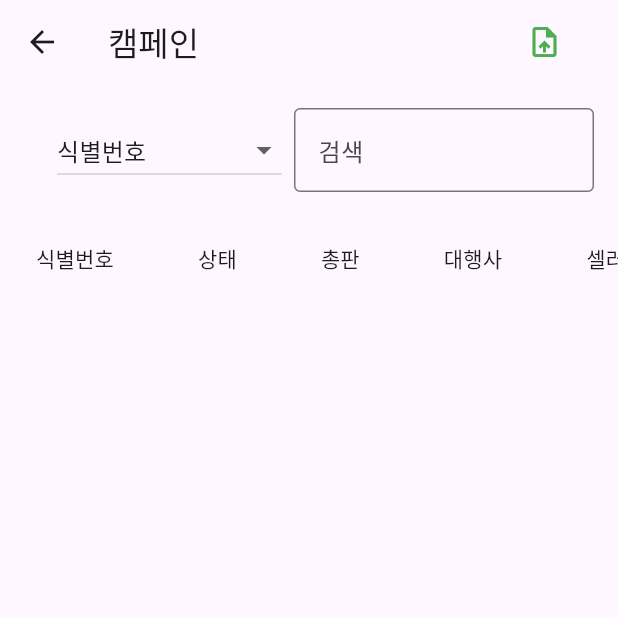
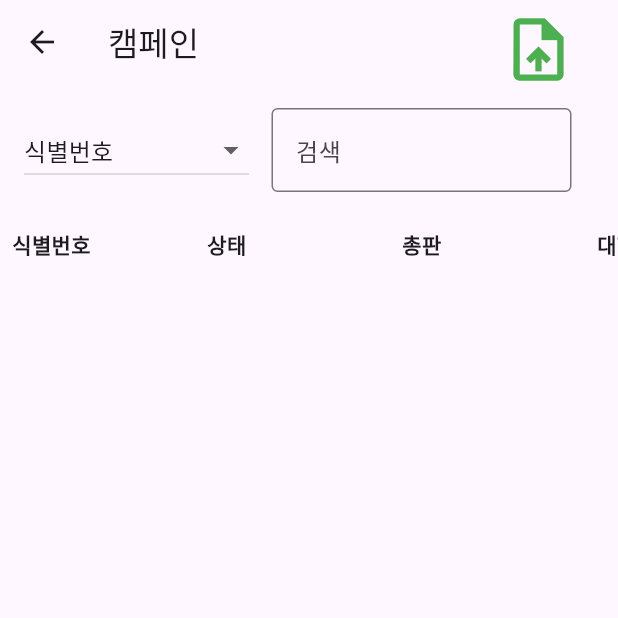
Before and after one commit to nohdol97/NaverTrafficWeb, a Flutter app: the CampaignPage screen opened directly, on a phone screen of 412 x 824 dp, the top half of it. Run offline on Flutter 3.47's test engine with Material 3 defaults, Android fonts, the phone set to English and light mode, and no system bars; our stand-ins replace cloud_firestore, firebase_auth, firebase_core, firebase_storage, localstorage; missing offline and left inert: dart:html, excel; accounts and stored records are empty; statements that could not run were skipped.

Commit message:
campaign UI 변경

```diff
--- a/lib/screen/campaign_page.dart
+++ b/lib/screen/campaign_page.dart
@@ -14,14 +14,27 @@
 class _CampaignPageState extends State<CampaignPage> {
   String searchColumn = '식별번호';
   TextEditingController searchController = TextEditingController();
+  ScrollController _scrollController = ScrollController();
+  List<Map<String, dynamic>> displayedCampaigns = [];
+  int _currentMax = 15;
 
   @override
   void initState() {
     super.initState();
-    // Load the campaigns data
     final userProvider = Provider.of<UserProvider>(context, listen: false);
     final campaignProvider = Provider.of<CampaignProvider>(context, listen: false);
     campaignProvider.loadInitialData(userProvider.userDoc!['name'], userProvider.userDoc!['role']);
+    _scrollController.addListener(() {
+      if (_scrollController.position.pixels == _scrollController.position.maxScrollExtent) {
+        _loadMore();
+      }
+    });
+  }
+
+  void _loadMore() {
+    setState(() {
+      _currentMax = (_currentMax + 10).clamp(0, Provider.of<CampaignProvider>(context, listen: false).campaigns.length);
+    });
   }
 
   List<Map<String, dynamic>> getFilteredCampaigns(List<Map<String, dynamic>> campaigns) {
@@ -41,15 +54,16 @@
         title: Text('캠페인'),
         actions: [
           IconButton(
-            icon: Icon(Icons.upload_file, color: Colors.green),
+            icon: Icon(Icons.upload_file, size: 50, color: Colors.green),
             onPressed: () => ExcelService.uploadFile(context),
           ),
-          SizedBox(width: 25,),
+          SizedBox(width: 20),
         ],
       ),
       body: Consumer<CampaignProvider>(
         builder: (context, campaignProvider, child) {
           List<Map<String, dynamic>> filteredCampaigns = getFilteredCampaigns(campaignProvider.campaigns);
+          displayedCampaigns = filteredCampaigns.take(_currentMax).toList();
           return Column(
             children: [
               Padding(
@@ -69,7 +83,29 @@
                 ),
               ),
               Expanded(
-                child: CampaignDataTable(columns: columns, campaigns: filteredCampaigns),
+                child: SingleChildScrollView(
+                  scrollDirection: Axis.horizontal,
+                  child: Column(
+                    children: [
+                      Row(
+                        children: columns.map((column) => Container(
+                          width: 130, // 각 컬럼의 고정 너비
+                          padding: const EdgeInsets.all(8.0),
+                          child: Text(
+                            column,
+                            style: TextStyle(fontWeight: FontWeight.bold),
+                          ),
+                        )).toList(),
+                      ),
+                      Expanded(
+                        child: SingleChildScrollView(
+                          controller: _scrollController,
+                          child: CampaignDataTable(columns: columns, campaigns: displayedCampaigns),
+                        ),
+                      ),
+                    ],
+                  ),
+                ),
               ),
             ],
           );
--- a/lib/widgets/search_bar.dart
+++ b/lib/widgets/search_bar.dart
@@ -38,7 +38,7 @@
               }).toList(),
             ),
           ),
-          SizedBox(width: 8),
+          SizedBox(width: 15),
           SizedBox(
             width: 200,
             child: TextField(
@@ -50,6 +50,7 @@
               onChanged: onSearchTextChanged,
             ),
           ),
+          SizedBox(width:20),
         ],
       ),
     );
```
Also changed, not shown: lib/widgets/campaign_data_table.dart (+72 -9 lines).
